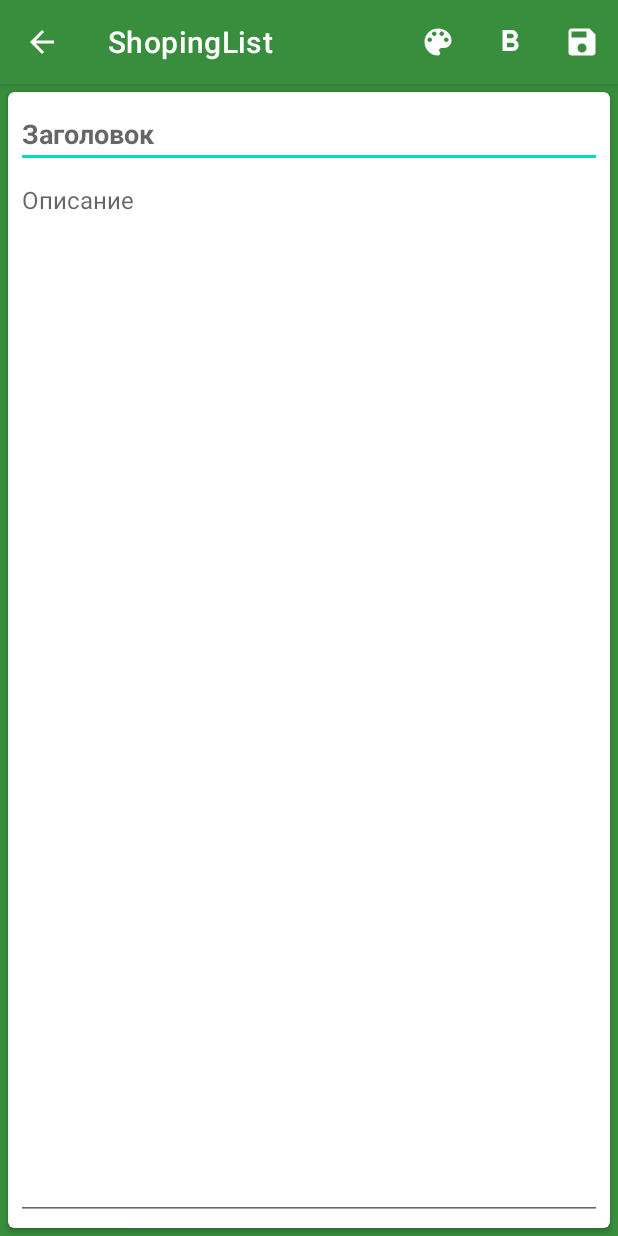
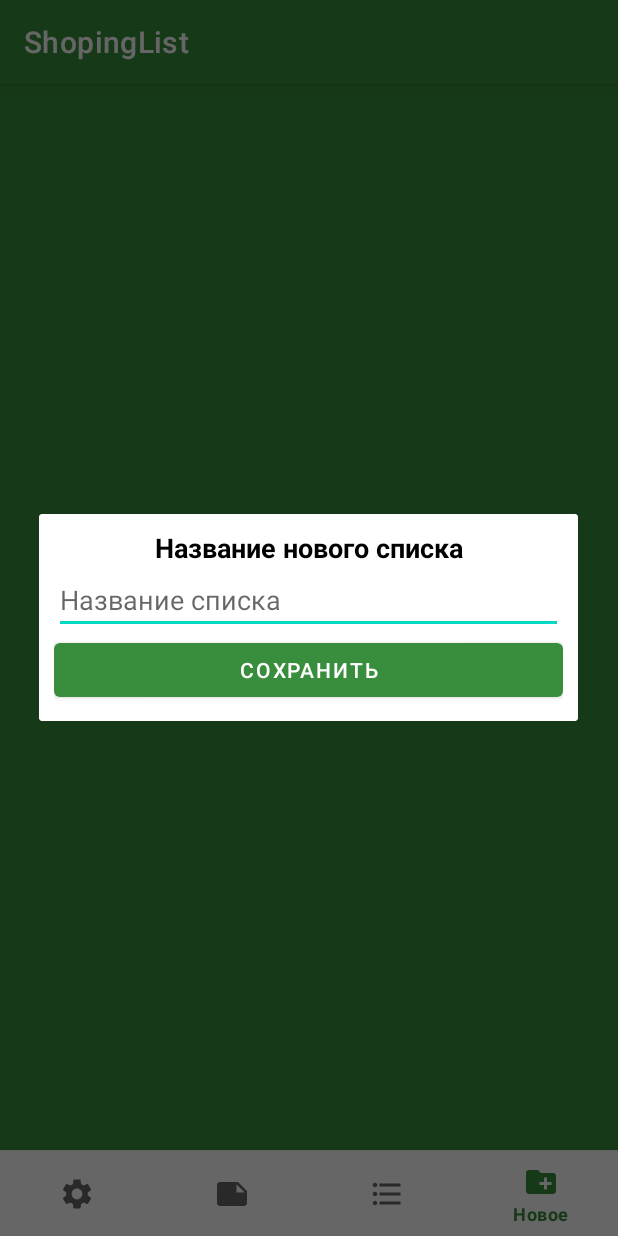
Before and after one commit to StanAtilovich/ShopingList, an Android app: the screen it shows after launch (NewNoteActivity before the commit, MainActivity after it), item 4 of the bottom bar chosen, on a phone screen of 412 x 824 dp. Run offline under Robolectric (Android 15) with nearby library versions, the phone set to English and light mode, and no system bars.

Commit message:
Создал алерт Диалог и его запустил

```diff
--- a/app/src/main/java/ru/stan/shopinglist/activityes/MainActivity.kt
+++ b/app/src/main/java/ru/stan/shopinglist/activityes/MainActivity.kt
@@ -5,10 +5,11 @@ import android.os.Bundle
 import android.util.Log
 import ru.stan.shopinglist.R
 import ru.stan.shopinglist.databinding.ActivityMainBinding
+import ru.stan.shopinglist.dialogs.NewListDialog
 import ru.stan.shopinglist.fragments.FragmentManager
 import ru.stan.shopinglist.fragments.NoteFragment
 
-class MainActivity : AppCompatActivity() {
+class MainActivity : AppCompatActivity(), NewListDialog.Listener {
     lateinit var binding: ActivityMainBinding
     override fun onCreate(savedInstanceState: Bundle?) {
         super.onCreate(savedInstanceState)
@@ -33,10 +34,15 @@ class MainActivity : AppCompatActivity() {
                 }
 
                 R.id.new_item -> {
-                    FragmentManager.currentFragment?.onClickNew()
+                   // FragmentManager.currentFragment?.onClickNew()
+                    NewListDialog.showDialog(this, this)
                 }
             }
             true
         }
     }
+
+    override fun onClick(name: String) {
+        Log.d("MyLog", "onClick:$name ")
+    }
 }
--- a/app/src/main/java/ru/stan/shopinglist/activityes/NewNoteActivity.kt
+++ b/app/src/main/java/ru/stan/shopinglist/activityes/NewNoteActivity.kt
@@ -88,9 +88,9 @@ class NewNoteActivity : AppCompatActivity() {
 
     private fun fillNote() = with(binding) {
         edTitle.setText(note?.title)
-        edDiscription.setText(HtmlManager.getFromHtml(note?.content!!).trim())
+        note?.content?.let { edDiscription.setText(HtmlManager.getFromHtml(it).trim()) }
+    }
 
-    }
 
 
     override fun onCreateOptionsMenu(menu: Menu?): Boolean {
--- /dev/null
+++ b/app/src/main/java/ru/stan/shopinglist/dialogs/NewListDialog.kt
@@ -0,0 +1,31 @@
+package ru.stan.shopinglist.dialogs
+
+import android.app.AlertDialog
+import android.content.Context
+import android.view.LayoutInflater
+import ru.stan.shopinglist.databinding.NewListDialogBinding
+
+object NewListDialog {
+    fun showDialog(context: Context, listener: Listener) {
+        var dialog: AlertDialog? = null
+        val builder = AlertDialog.Builder(context)
+        val binding = NewListDialogBinding.inflate(LayoutInflater.from(context))
+        builder.setView(binding.root)
+        binding.apply {
+            bCreate.setOnClickListener {
+                val listName = edListName.text.toString()
+                if (listName.isNotEmpty()) {
+                    listener.onClick(listName)
+                }
+                dialog?.dismiss()
+            }
+        }
+        dialog = builder.create()
+        dialog.window?.setBackgroundDrawable(null)
+        dialog.show()
+    }
+
+    interface Listener {
+        fun onClick(name: String)
+    }
+}
--- /dev/null
+++ b/app/src/main/res/layout/new_list_dialog.xml
@@ -0,0 +1,46 @@
+<?xml version="1.0" encoding="utf-8"?>
+<androidx.constraintlayout.widget.ConstraintLayout xmlns:android="http://schemas.android.com/apk/res/android"
+    xmlns:app="http://schemas.android.com/apk/res-auto"
+    android:layout_width="match_parent"
+    android:layout_height="wrap_content">
+
+    <androidx.cardview.widget.CardView
+        android:layout_width="0dp"
+        android:layout_height="wrap_content"
+        app:layout_constraintBottom_toBottomOf="parent"
+        app:layout_constraintEnd_toEndOf="parent"
+        app:layout_constraintStart_toStartOf="parent"
+        app:layout_constraintTop_toTopOf="parent">
+
+        <LinearLayout
+            android:layout_width="match_parent"
+            android:layout_height="wrap_content"
+            android:orientation="vertical"
+            android:padding="10dp">
+
+            <TextView
+                android:id="@+id/textView"
+                android:layout_width="match_parent"
+                android:layout_height="wrap_content"
+                android:gravity="center"
+                android:text="@string/new_list_name"
+                android:textColor="@color/black"
+                android:textSize="18sp"
+                android:textStyle="bold" />
+
+            <EditText
+                android:id="@+id/edListName"
+                android:layout_width="match_parent"
+                android:layout_height="wrap_content"
+                android:ems="10"
+                android:hint="@string/list_name"
+                android:inputType="text" />
+
+            <Button
+                android:id="@+id/bCreate"
+                android:layout_width="match_parent"
+                android:layout_height="wrap_content"
+                android:text="@string/list_name_save" />
+        </LinearLayout>
+    </androidx.cardview.widget.CardView>
+</androidx.constraintlayout.widget.ConstraintLayout>
--- a/app/src/main/res/values/strings.xml
+++ b/app/src/main/res/values/strings.xml
@@ -10,4 +10,7 @@
     <string name="hello_blank_fragment">Hello blank fragment</string>
     <string name="bold">Жирный шрифт</string>
     <string name="color">Цвет</string>
+    <string name="new_list_name">Название нового списка</string>
+    <string name="list_name">Название списка</string>
+    <string name="list_name_save">Сохранить</string>
 </resources>
```
